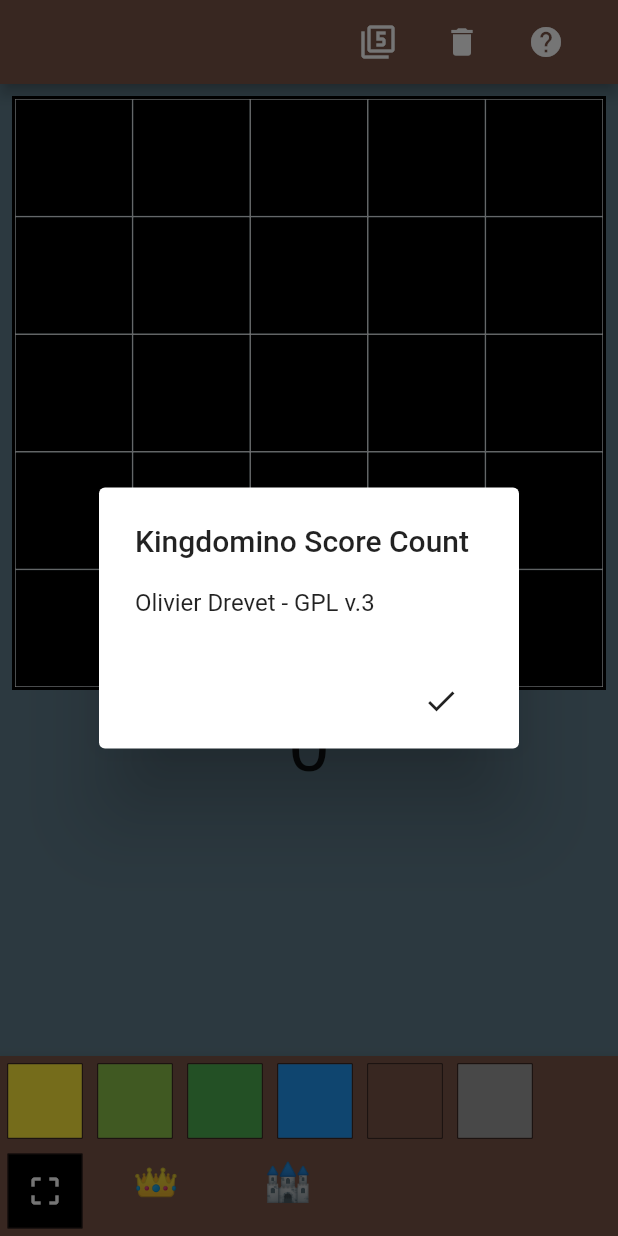
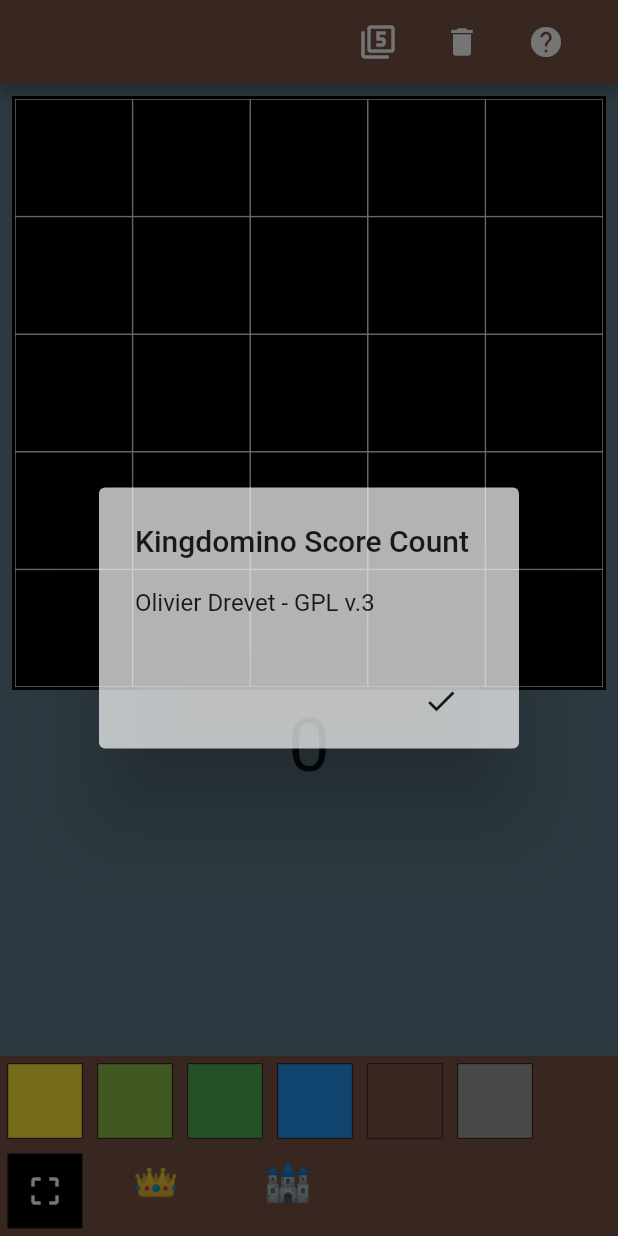
Before and after one commit to odrevet/kingdomino_score, a Flutter app: the screen it shows after launch, after a tap on the "help" icon, on a phone screen of 412 x 824 dp. Run offline on Flutter 3.47's test engine with Material 2 defaults, Android fonts, the phone set to English and light mode, and no system bars.

Commit message:
set about dialog background color to same as score details dialog (white70)

```diff
--- a/lib/main.dart
+++ b/lib/main.dart
@@ -64,6 +64,7 @@
       context: context,
       builder: (BuildContext context) {
         return AlertDialog(
+          backgroundColor: Colors.white70,
           title: Text('Kingdomino Score Count'),
           content: const Text('Olivier Drevet - GPL v.3'),
           actions: <Widget>[
```
